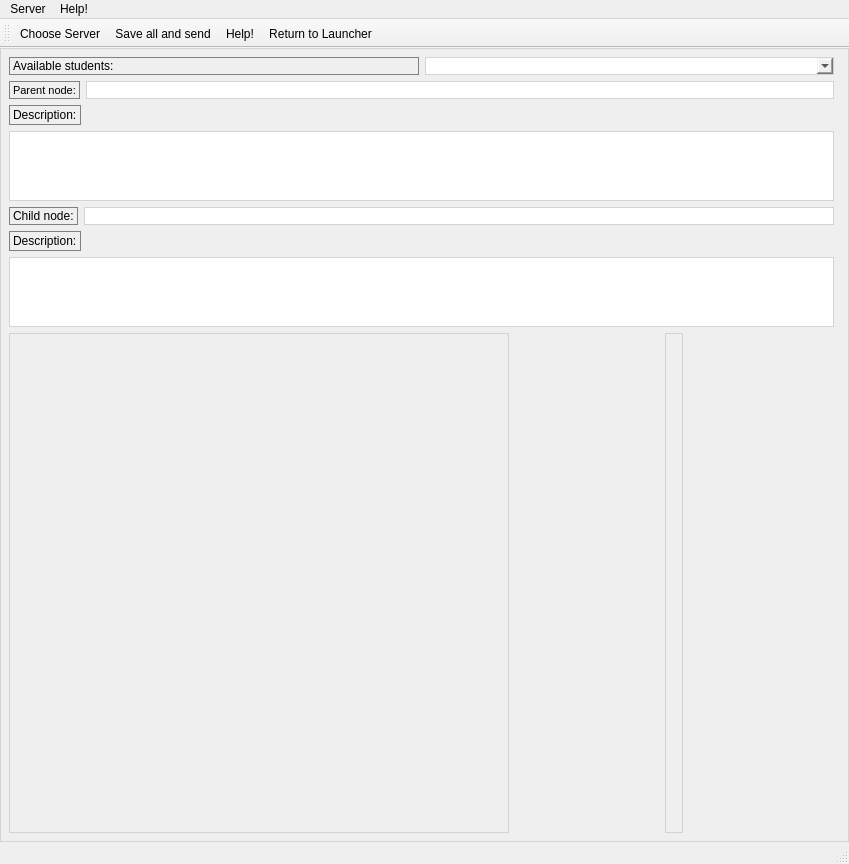
The window that Sources/App/MentorClient/mentorclient.ui (timattt/Cognitia-II) describes before a commit, drawn with Qt 5.
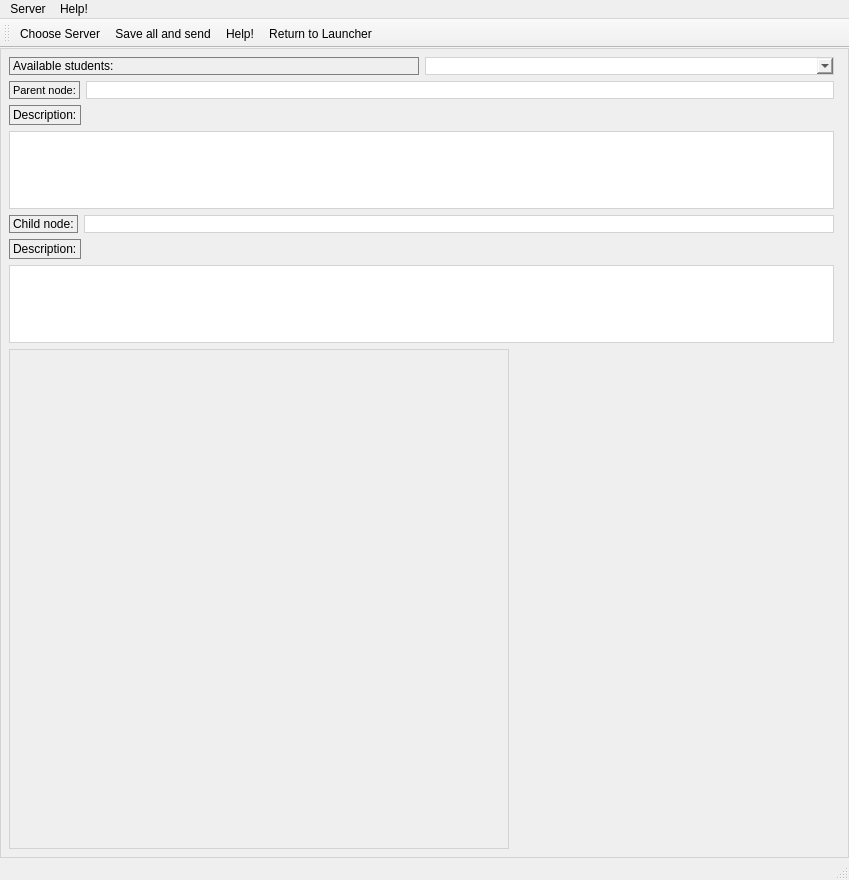
The same window after the commit. Custom widgets are drawn as their Qt base class.

Commit message: MentorClient | Fix | layout and sizes fixes

The edit to the form file:
```diff
--- a/Sources/App/MentorClient/mentorclient.ui
+++ b/Sources/App/MentorClient/mentorclient.ui
@@ -7,7 +7,7 @@
     <x>0</x>
     <y>0</y>
     <width>849</width>
-    <height>608</height>
+    <height>880</height>
    </rect>
   </property>
   <property name="windowTitle">
@@ -159,9 +159,7 @@
          </widget>
         </item>
         <item alignment="Qt::AlignHCenter">
-         <widget class="SkillsMixerHolder" name="skillsMixerHolder" native="true">
-          <layout class="QVBoxLayout" name="verticalLayout"/>
-         </widget>
+         <widget class="SkillsMixerHolder" name="skillsMixerHolder" native="true"/>
         </item>
        </layout>
       </item>
```
The commit also changes 3 other files.
